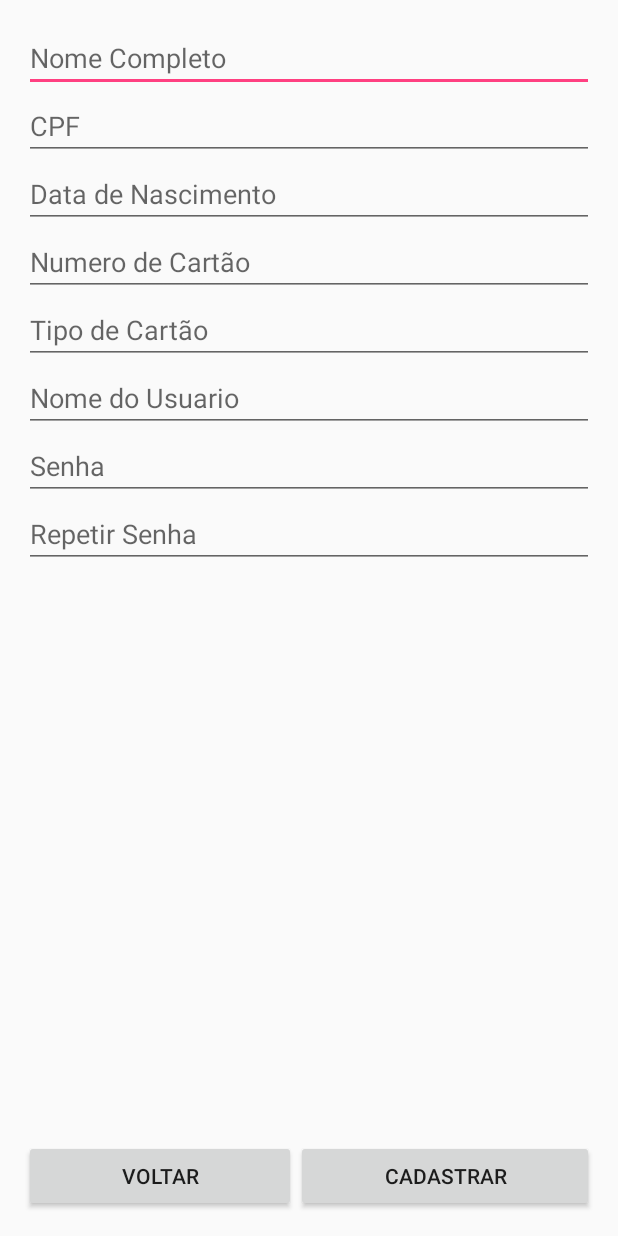
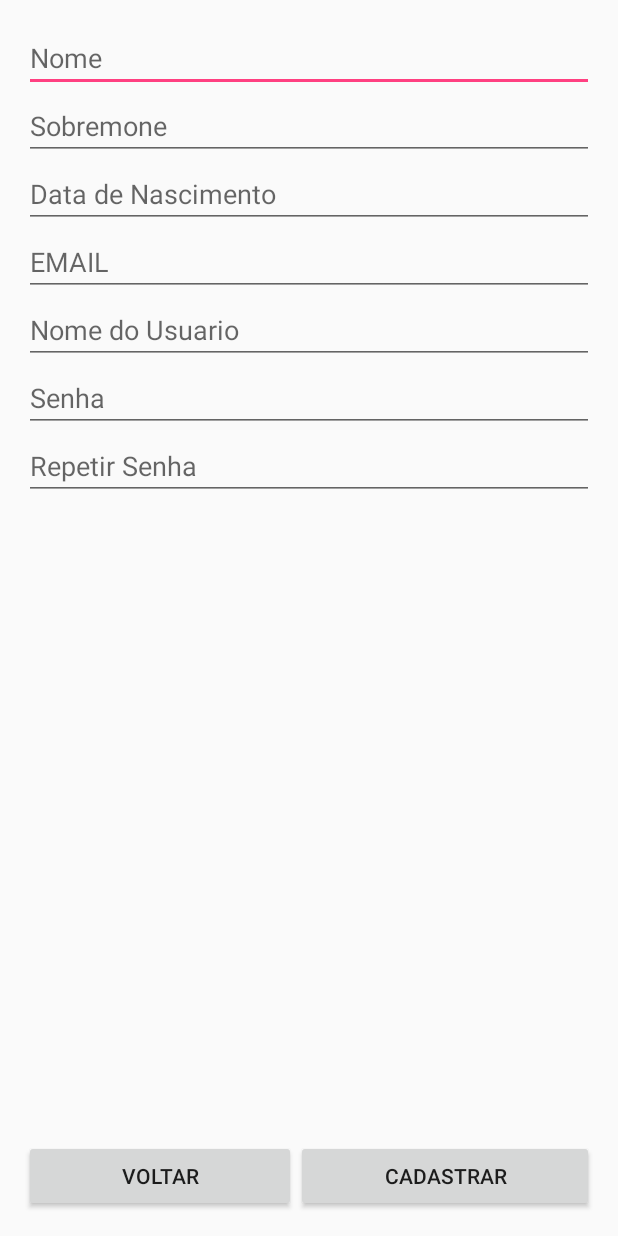
Before and after one commit to MatheusCataneo/FindMyBus, an Android app: the CadastroActivity screen opened directly, with no data from a screen before it, on a phone screen of 412 x 824 dp. Run offline under Robolectric (Android 15) with nearby library versions, the phone set to English and light mode, and no system bars; 3 statements that could not run were skipped.

Commit message:
dia 18/05

```diff
--- a/app/build.gradle
+++ b/app/build.gradle
@@ -37,6 +37,9 @@ dependencies {
     compile 'com.google.android.gms:play-services-location:9.8.0'
     compile 'com.google.android.gms:play-services:9.8.0'
     compile 'com.google.android.gms:play-services-maps:9.8.0'
+    compile 'com.google.firebase:firebase-core:9.6.1'
+    compile 'com.google.firebase:firebase-crash:9.6.1'
+    compile 'com.facebook.android:facebook-android-sdk:[4,5)'
     testCompile 'junit:junit:4.12'
 }
 apply plugin: 'com.google.gms.google-services'
--- a/app/src/main/java/br/com/recuperacao/projetotcc1/CadastroActivity.java
+++ b/app/src/main/java/br/com/recuperacao/projetotcc1/CadastroActivity.java
@@ -22,7 +22,7 @@ import br.com.recuperacao.projetotcc1.modelo.Cadastro;
 import static br.com.recuperacao.projetotcc1.R.drawable.teste;
 
 public class CadastroActivity extends AppCompatActivity {
-    EditText nome_cad, cpf_cad, dt_nasc_cad, num_cartao_cad, tipo_cartao_cad, user_cad, senha_cad, rep_senha_cad;
+    EditText nome_cad, sobrenome_cad, dt_nasc_cad, email_cad, user_cad, senha_cad, rep_senha_cad;
     Cadastro cadastro;
     String id_cadastro;
 
@@ -35,10 +35,9 @@ public class CadastroActivity extends AppCompatActivity {
         super.onCreate(savedInstanceState);
         setContentView(R.layout.activity_cadastro);
         nome_cad = (EditText) findViewById(R.id.nome_cad);
-        cpf_cad = (EditText) findViewById(R.id.cpf_cad);
+        sobrenome_cad = (EditText) findViewById(R.id.sobrenome_cad);
         dt_nasc_cad = (EditText) findViewById(R.id.dt_nasc_cad);
-        num_cartao_cad = (EditText) findViewById(R.id.num_cartao_cad);
-        tipo_cartao_cad = (EditText) findViewById(R.id.tipo_cartao_cad);
+        email_cad = (EditText) findViewById(R.id.email_cad);
         user_cad = (EditText) findViewById(R.id.user_cad);
         senha_cad = (EditText) findViewById(R.id.senha_cad);
         rep_senha_cad = (EditText) findViewById(R.id.rep_senha_cad);
@@ -67,10 +66,9 @@ public class CadastroActivity extends AppCompatActivity {
             //Toast.makeText(getApplicationContext(),"erroooowww", Toast.LENGTH_LONG).show();
             Cadastro cadastro = new Cadastro();
             cadastro.setNome(nome_cad.getText().toString());
-            cadastro.setCpf(cpf_cad.getText().toString());
+            cadastro.setSobrenome(sobrenome_cad.getText().toString());
             cadastro.setData_nascimento(dt_nasc_cad.getText().toString());
-            cadastro.setNumero_cartao(num_cartao_cad.getText().toString());
-            cadastro.setTipo_cartao(tipo_cartao_cad.getText().toString());
+            cadastro.setEmail(email_cad.getText().toString());
             cadastro.setNome_usuario(user_cad.getText().toString());
             cadastro.setSenha_usuario(senha_cad.getText().toString());
             cadastro.setRepetir_senha_usuario(rep_senha_cad.getText().toString());
@@ -91,7 +89,7 @@ public class CadastroActivity extends AppCompatActivity {
             }
             if (teste > 0) {
                 Toast.makeText(getApplicationContext(), "Redirecionando...", Toast.LENGTH_SHORT).show();
-                Intent intent = new Intent(CadastroActivity.this, MainInicial.class);
+                Intent intent = new Intent(CadastroActivity.this, EntrarActivity.class);
                 startActivity(intent);
             }else {
                 Toast.makeText(getBaseContext(), cadastro.getNome() + " Salvo com sucesso!", Toast.LENGTH_LONG).show();
--- a/app/src/main/java/br/com/recuperacao/projetotcc1/MainInicial.java
+++ b/app/src/main/java/br/com/recuperacao/projetotcc1/MainInicial.java
@@ -1,12 +1,14 @@
 package br.com.recuperacao.projetotcc1;
 
 import android.content.Intent;
-import android.net.Uri;
+
 import android.provider.Settings;
 import android.support.v7.app.AppCompatActivity;
 import android.os.Bundle;
 import android.view.View;
 import android.widget.Button;
+
+import com.facebook.FacebookSdk;
 
 public class MainInicial extends AppCompatActivity {
 
@@ -15,6 +17,8 @@ public class MainInicial extends AppCompatActivity {
     @Override
     protected void onCreate(Bundle savedInstanceState) {
         super.onCreate(savedInstanceState);
+        FacebookSdk.setApplicationId("1921069258109618");
+        FacebookSdk.sdkInitialize(getApplicationContext());
         setContentView(R.layout.activity_main);
 
         btnEntrar = (Button) findViewById(R.id.btnEntrar);
--- a/app/src/main/java/br/com/recuperacao/projetotcc1/util/DataBase.java
+++ b/app/src/main/java/br/com/recuperacao/projetotcc1/util/DataBase.java
@@ -24,10 +24,9 @@ public class DataBase extends SQLiteOpenHelper {
         final String createTableUsuario = "CREATE TABLE USUARIO ( " +
                 "_id integer primary key autoincrement, "+
                 "nome text not null, "+
-                "cpf text not null, "+
+                "sobrenome text not null, "+
                 "data_nascimento text not null,"+
-                "numero_cartao text  not null, "+
-                "tipo_cartao text  not null, "+
+                "email text  not null, "+
                 "username text not null, "+
                 "senha text  not null, " +
                 "confirmar_senha text not null)";
--- a/app/src/main/res/layout/activity_cadastro.xml
+++ b/app/src/main/res/layout/activity_cadastro.xml
@@ -16,20 +16,20 @@
         android:layout_height="match_parent">
 
         <EditText
+            android:id="@+id/nome_cad"
             android:layout_width="match_parent"
             android:layout_height="wrap_content"
-            android:inputType="textPersonName"
             android:ems="10"
-            android:id="@+id/nome_cad"
-            android:hint="Nome Completo" />
+            android:hint="Nome"
+            android:inputType="textPersonName" />
 
         <EditText
+            android:id="@+id/sobrenome_cad"
             android:layout_width="match_parent"
             android:layout_height="wrap_content"
-            android:inputType="number"
             android:ems="10"
-            android:id="@+id/cpf_cad"
-            android:hint="CPF" />
+            android:hint="Sobremone"
+            android:inputType="textPersonName" />
 
         <EditText
             android:layout_width="match_parent"
@@ -40,19 +40,12 @@
             android:inputType="date" />
 
         <EditText
-            android:layout_width="match_parent"
-            android:layout_height="wrap_content"
-            android:inputType="number"
-            android:ems="10"
-            android:id="@+id/num_cartao_cad"
-            android:hint="Numero de Cartão" />
-
-        <EditText
+            android:id="@+id/email_cad"
             android:layout_width="match_parent"
             android:layout_height="wrap_content"
             android:ems="10"
-            android:id="@+id/tipo_cartao_cad"
-            android:hint="Tipo de Cartão" />
+            android:hint="EMAIL"
+            android:inputType="textEmailAddress" />
 
         <EditText
             android:layout_width="match_parent"
@@ -63,20 +56,21 @@
             android:hint="Nome do Usuario" />
 
         <EditText
-            android:layout_width="match_parent"
-            android:layout_height="wrap_content"
-            android:inputType="textPassword"
-            android:ems="10"
             android:id="@+id/senha_cad"
-            android:hint="Senha" />
-
-        <EditText
             android:layout_width="match_parent"
             android:layout_height="wrap_content"
             android:ems="10"
+            android:hint="Senha"
+            android:inputType="textPassword" />
+
+        <EditText
             android:id="@+id/rep_senha_cad"
+            android:layout_width="match_parent"
+            android:layout_height="wrap_content"
+            android:ems="10"
             android:hint="Repetir Senha"
             android:inputType="textPassword" />
+
     </LinearLayout>
 
     <LinearLayout
```
Also changed, not shown: app/src/main/AndroidManifest.xml (+14 -1 lines), app/src/main/java/br/com/recuperacao/projetotcc1/MapsActivity.java (+4 -4 lines), app/src/main/java/br/com/recuperacao/projetotcc1/controller/CadastroController.java (+8 -10 lines), app/src/main/java/br/com/recuperacao/projetotcc1/modelo/Cadastro.java (+10 -24 lines), app/src/main/res/layout/activity_main.xml (+17 -5 lines), app/src/main/res/layout/activity_maps.xml (+7 -6 lines).
